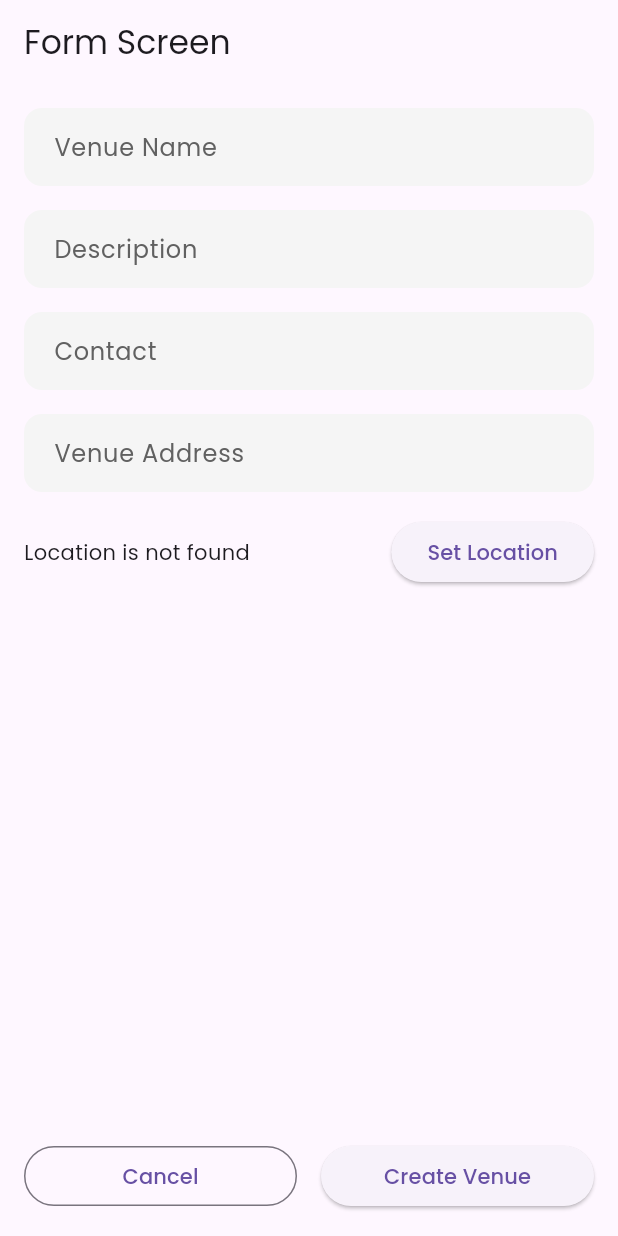
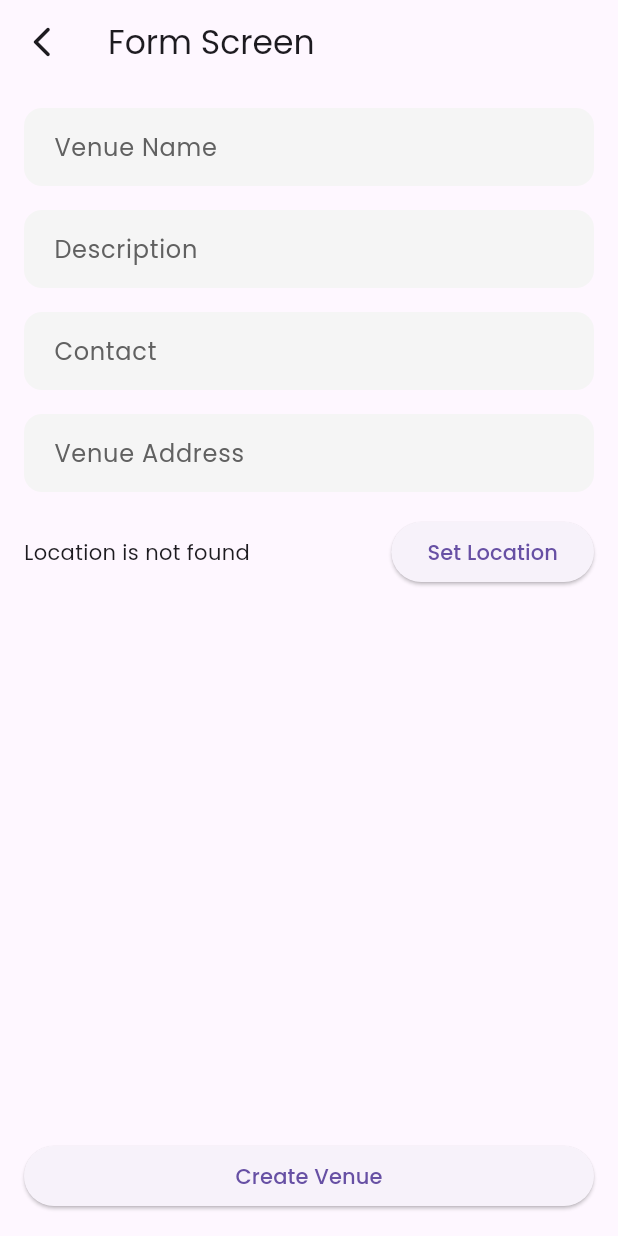
Before and after one commit to halolutfii/football-venue-booking-app, a Flutter app: the OwnerHomeScreen screen opened by its route, after a tap on the "add" icon, on a phone screen of 412 x 824 dp. Run offline on Flutter 3.47's test engine with Material 3 defaults, Android fonts, the phone set to English and light mode, and no system bars; our stand-ins replace cloud_firestore, firebase_auth, flutter_dotenv, geolocator, google_fonts, google_sign_in and 1 more; missing offline and left inert: flutter_osm_plugin; accounts and stored records are empty.

```diff
--- a/lib/routes.dart
+++ b/lib/routes.dart
@@ -1,6 +1,7 @@
 import 'package:flutter/material.dart';
+import 'package:football_venue_booking_app/config/user_role.dart';
 import 'package:football_venue_booking_app/screen/pages/owner/venue_form_screen.dart';
-import 'package:football_venue_booking_app/screen/pages/owner/owner_home_screen.dart';
+import 'package:football_venue_booking_app/screen/pages/owner/home_screen.dart';
 import 'main.dart';
 import 'screen/splash_screen.dart';
 import 'screen/auth/login_screen.dart';
@@ -13,11 +14,13 @@ class AppRoutes {
   static const String register = '/register';
   static const String ownerHome = '/ownerHome';
   static const String ownerForm = '/ownerForm';
+  static const String adminHome = '/adminHome';
 
   static Route<dynamic> generateRoute(RouteSettings settings) {
     switch (settings.name) {
       case main:
-        return MaterialPageRoute(builder: (_) => MainScreen());
+        final role = settings.arguments as UserRole;
+        return MaterialPageRoute(builder: (_) => MainScreen(role: role));
       case splashscreen:
         return MaterialPageRoute(builder: (_) => SplashScreen());
       case login:
--- a/lib/screen/home_screen.dart
+++ b/lib/screen/pages/home_screen.dart
@@ -3,7 +3,7 @@ import 'package:flutter/material.dart';
 import 'package:google_fonts/google_fonts.dart';
 import 'package:provider/provider.dart';
 
-import '../../providers/user_provider.dart';
+import '../../../providers/user_provider.dart';
 
 class HomeScreen extends StatelessWidget {
   const HomeScreen({super.key});
--- a/lib/screen/pages/owner/owner_home_screen.dart
+++ b/lib/screen/pages/owner/home_screen.dart
@@ -25,10 +25,6 @@ class _OwnerHomeState extends State<OwnerHomeScreen> {
     final venueProvider = context.watch<VenueProvider>();
 
     return Scaffold(
-      appBar: AppBar(
-        title: Text('Owner Home'),
-        automaticallyImplyLeading: false,
-      ),
       body: Padding(
         padding: const EdgeInsets.all(16.0),
         child: ListView.builder(
--- a/lib/screen/pages/owner/venue_form_screen.dart
+++ b/lib/screen/pages/owner/venue_form_screen.dart
@@ -1,5 +1,6 @@
 import 'package:flutter/material.dart';
 import 'package:flutter/services.dart';
+import 'package:football_venue_booking_app/config/user_role.dart';
 import 'package:football_venue_booking_app/providers/venue_provider.dart';
 import 'package:football_venue_booking_app/routes.dart';
 import 'package:mask_text_input_formatter/mask_text_input_formatter.dart';
@@ -39,6 +40,11 @@ class _VenueFormScreenState extends State<VenueFormScreen> {
       appBar: AppBar(
         title: Text('Form Screen'),
         automaticallyImplyLeading: false,
+        leading: IconButton(onPressed: () => Navigator.pushReplacementNamed(
+                        context,
+                        AppRoutes.main,
+                        arguments: UserRole.owner
+                      ), icon: Icon(Icons.arrow_back_ios_new_rounded)),
       ),
       body: SafeArea(
         child: Padding(
@@ -110,16 +116,6 @@ class _VenueFormScreenState extends State<VenueFormScreen> {
 
               Row(
                 children: [
-                  Expanded(
-                    child: OutlinedButton(
-                      onPressed: () => Navigator.pushReplacementNamed(
-                        context,
-                        AppRoutes.ownerHome,
-                      ),
-                      child: const Text('Cancel'),
-                    ),
-                  ),
-                  SizedBox(width: 16),
                   Expanded(
                     child: ElevatedButton(
                       onPressed: () async {
--- a/lib/screen/pages/user/booking_screen.dart
+++ b/lib/screen/pages/user/booking_screen.dart
@@ -16,14 +16,14 @@ class BookingScreen extends StatelessWidget {
             labelColor: Colors.white,
             unselectedLabelColor: Colors.white70,
             tabs: [
-              Tab(text: "Booked"),
+              Tab(text: "Book"),
               Tab(text: "History"),
             ],
           ),
         ),
         body: const TabBarView(
           children: [
-            Center(child: Text('Booked content')),
+            Center(child: Text('Book content')),
             Center(child: Text('History content')),
           ],
         ),
```
Also changed, not shown: lib/config/navigation_config.dart (added, +78 -0 lines), lib/config/user_role.dart (added, +16 -0 lines), lib/main.dart (+18 -25 lines), lib/screen/auth/login_screen.dart (+9 -17 lines), lib/screen/pages/owner/activity_screen.dart (added, +15 -0 lines), lib/screen/pages/user/tabs/book.dart (added), lib/screen/pages/user/tabs/booked.dart (deleted).
